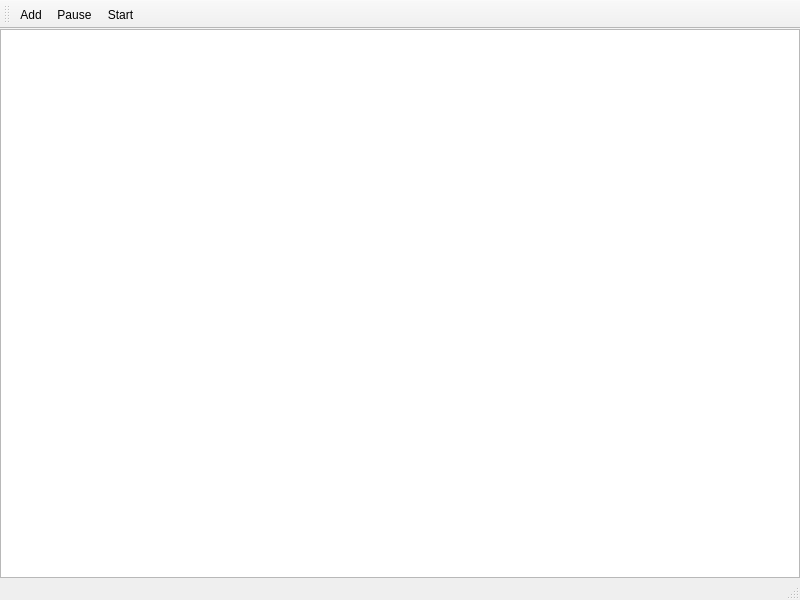
Old version of the form src/ui/download/downloadbrowser.ui in the repository kaniol-lck/modmanager.
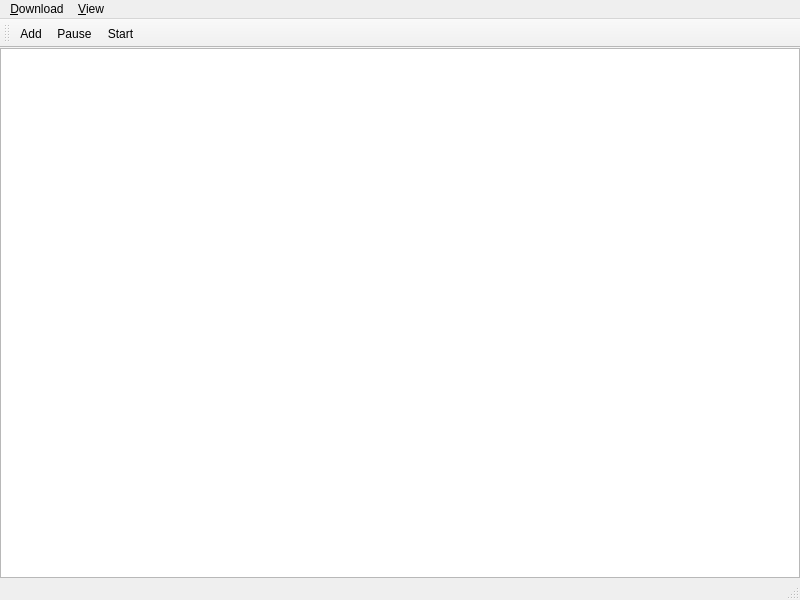
New version of the form. Icons and pictures are not drawn.

Commit message: view menu for toolbars

Patch:
```diff
--- a/src/ui/download/downloadbrowser.ui
+++ b/src/ui/download/downloadbrowser.ui
@@ -45,6 +45,21 @@
      <height>27</height>
     </rect>
    </property>
+   <widget class="QMenu" name="menu_View">
+    <property name="title">
+     <string>&amp;View</string>
+    </property>
+   </widget>
+   <widget class="QMenu" name="menu_Download">
+    <property name="title">
+     <string>&amp;Download</string>
+    </property>
+    <addaction name="actionAdd"/>
+    <addaction name="actionPause"/>
+    <addaction name="actionStart"/>
+   </widget>
+   <addaction name="menu_Download"/>
+   <addaction name="menu_View"/>
   </widget>
   <widget class="QStatusBar" name="statusbar"/>
   <widget class="QToolBar" name="toolBar">
```
Left out of the diff: 6 changed lines with no effect on the pictures. The commit also changes 14 other files.
